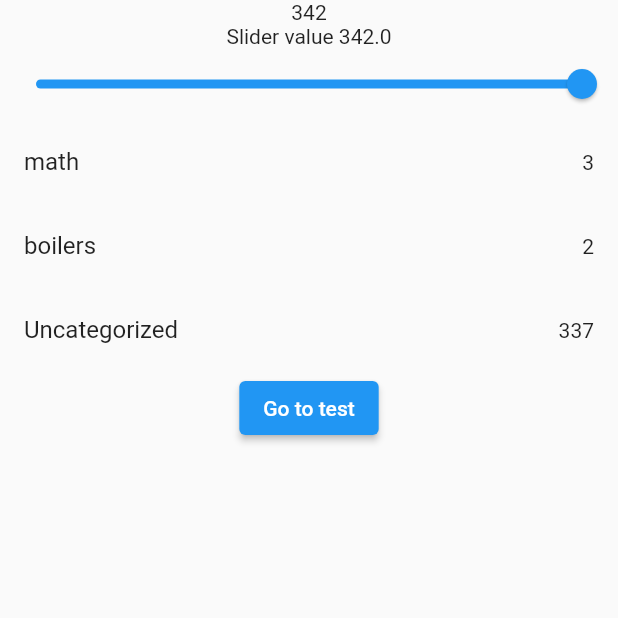
After one commit to calumaz/quiz_app, a Flutter app: the screen it shows after launch, after a tap on "Question settings page", on a phone screen of 412 x 824 dp, the top half of it. The commit adds this screen. Run offline on Flutter 3.47's test engine with Material 2 defaults, Android fonts, the phone set to English and light mode, and no system bars; our stand-ins replace hive, hive_flutter, package_info_plus; accounts and stored records are empty.

Commit message:
Added support for category in the question model.

```diff
--- a/lib/main.dart
+++ b/lib/main.dart
@@ -47,7 +47,7 @@ class MainApp extends StatelessWidget {
       await fourAQuestionBox.clear();
       await fourBQuestionBox.clear();
 
-      //TODO: Refactor.
+      // TODO: Refactor.
 
       var jsonString = await rootBundle.loadString('assets/test_banks/4A.json');
       List<dynamic> jsonData = jsonDecode(jsonString);
--- a/lib/models/question_model.dart
+++ b/lib/models/question_model.dart
@@ -29,6 +29,6 @@ class QuestionModel {
             .map((answer) => answer as String)
             .toList(),
         correctAnswerIndex: json['correctAnswerIndex'] as int,
-        category: json['category'] as String);
+        category: json['category'] as String?);
   }
 }
--- a/lib/pages/home_page.dart
+++ b/lib/pages/home_page.dart
@@ -1,4 +1,5 @@
 import 'package:flutter/material.dart';
+import 'package:quiz_app/pages/question_settings_page.dart';
 import 'test_page.dart';
 
 class HomePage extends StatelessWidget {
@@ -31,6 +32,15 @@ class HomePage extends StatelessWidget {
                               const TestPage(boxName: 'fourBQuestionBox')));
                 },
                 child: const Text('4B questions')),
+            ElevatedButton(
+                onPressed: () {
+                  Navigator.push(
+                      context,
+                      MaterialPageRoute(
+                          builder: (context) => const QuestionSettingsPage(
+                              boxName: 'fourAQuestionBox')));
+                },
+                child: const Text('Question settings page'))
           ]))),
     );
   }
--- /dev/null
+++ b/lib/pages/question_settings_page.dart
@@ -0,0 +1,99 @@
+import 'package:flutter/material.dart';
+import 'package:flutter/src/widgets/framework.dart';
+import 'package:flutter/src/widgets/placeholder.dart';
+import 'package:hive/hive.dart';
+import 'package:quiz_app/pages/test_page.dart';
+
+import '../models/question_model.dart';
+
+class QuestionSettingsPage extends StatefulWidget {
+  const QuestionSettingsPage({super.key, required this.boxName});
+  final String boxName;
+
+  @override
+  State<QuestionSettingsPage> createState() => _QuestionSettingsPageState();
+}
+
+class _QuestionSettingsPageState extends State<QuestionSettingsPage> {
+  double? _sliderValue;
+  late Box<QuestionModel> _questionBox;
+  late Future<void> _boxInitialization;
+  late Map<String, int> _categoryCount = {};
+
+  @override
+  void initState() {
+    Future<void> initBox() async {
+      _questionBox = await Hive.openBox<QuestionModel>(widget.boxName);
+      for (QuestionModel question in _questionBox.values) {
+        if (question.category == null) {
+          _categoryCount.update(
+            'Uncategorized',
+            (value) => value + 1,
+            ifAbsent: () => 1,
+          );
+        } else {
+          _categoryCount.update(
+            (question.category!),
+            (value) => value + 1,
+            ifAbsent: () => 1,
+          );
+        }
+      }
+      _sliderValue = _questionBox.length.toDouble();
+    }
+
+    super.initState();
+    _boxInitialization = initBox();
+  }
+
+  @override
+  Widget build(BuildContext context) {
+    return Scaffold(
+        body: SafeArea(
+      child: Center(
+        child: FutureBuilder(
+          future: _boxInitialization,
+          builder: ((context, snapshot) {
+            if (snapshot.connectionState == ConnectionState.done) {
+              return Column(
+                children: [
+                  Text(_questionBox.length.toString()),
+                  Text('Slider value $_sliderValue'),
+                  Slider(
+                      value: _sliderValue!,
+                      min: 1,
+                      max: _questionBox.values.length.toDouble(),
+                      onChanged: (newValue) {
+                        setState(() {
+                          _sliderValue = newValue.round().toDouble();
+                        });
+                      }),
+                  ListView.builder(
+                      shrinkWrap: true,
+                      itemCount: _categoryCount.length,
+                      itemBuilder: (context, index) {
+                        final item = _categoryCount.entries.elementAt(index);
+                        return ListTile(
+                            title: Text(item.key),
+                            trailing: Text(item.value.toString()));
+                      }),
+                  ElevatedButton(
+                      onPressed: () {
+                        Navigator.push(
+                            context,
+                            MaterialPageRoute(
+                                builder: (context) =>
+                                    TestPage(boxName: widget.boxName)));
+                      },
+                      child: const Text('Go to test'))
+                ],
+              );
+            } else {
+              return const CircularProgressIndicator();
+            }
+          }),
+        ),
+      ),
+    ));
+  }
+}
--- a/pubspec.yaml
+++ b/pubspec.yaml
@@ -1,7 +1,7 @@
 name: quiz_app
 description: A new Flutter project.
 publish_to: 'none'
-version: 0.1.2
+version: 0.1.4
 
 environment:
   sdk: '>=2.19.5 <3.0.0'
@@ -25,3 +25,4 @@ flutter:
   uses-material-design: true
   assets:
     - assets/
+    - assets/test_banks/
```
Also changed, not shown: lib/pages/test_page.dart (+0 -30 lines), assets/test_banks/4A.json.
